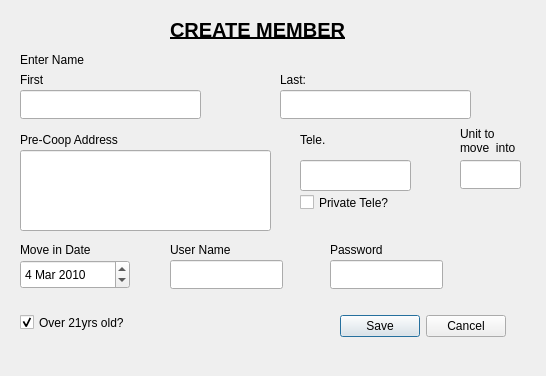
RachelSugar/cooper, file src/view/CreateUser.ui: the form before one commit.
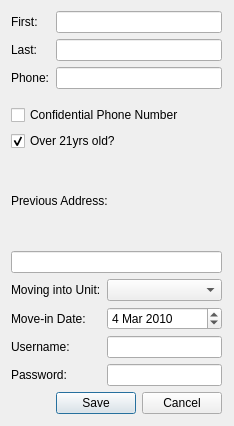
The form after the commit.

Commit message: New Add User Gui with combobox for units.

What changed in the file:
```diff
--- a/src/view/CreateUser.ui
+++ b/src/view/CreateUser.ui
@@ -5,94 +5,67 @@
    <rect>
     <x>0</x>
     <y>0</y>
-    <width>546</width>
-    <height>376</height>
+    <width>234</width>
+    <height>426</height>
    </rect>
   </property>
+  <property name="sizePolicy" >
+   <sizepolicy vsizetype="Preferred" hsizetype="Preferred" >
+    <horstretch>0</horstretch>
+    <verstretch>0</verstretch>
+   </sizepolicy>
+  </property>
   <property name="windowTitle" >
    <string>Form</string>
   </property>
-  <widget class="QLabel" name="label_2" >
+  <widget class="QWidget" name="layoutWidget" >
    <property name="geometry" >
     <rect>
-     <x>280</x>
-     <y>70</y>
-     <width>61</width>
-     <height>19</height>
+     <x>11</x>
+     <y>11</y>
+     <width>211</width>
+     <height>403</height>
     </rect>
    </property>
-   <property name="text" >
-    <string>Last:</string>
-   </property>
-  </widget>
-  <widget class="QLineEdit" name="userName" >
-   <property name="geometry" >
-    <rect>
-     <x>170</x>
-     <y>260</y>
-     <width>113</width>
-     <height>29</height>
-    </rect>
-   </property>
-  </widget>
-  <widget class="QLabel" name="label_3" >
-   <property name="geometry" >
-    <rect>
-     <x>20</x>
-     <y>50</y>
-     <width>81</width>
-     <height>19</height>
-    </rect>
-   </property>
+   <layout class="QVBoxLayout" name="verticalLayout_2" >
+    <item>
+     <layout class="QFormLayout" name="formLayout" >
+      <property name="fieldGrowthPolicy" >
+       <enum>QFormLayout::AllNonFixedFieldsGrow</enum>
+      </property>
+      <item row="0" column="0" >
+       <widget class="QLabel" name="label" >
    <property name="text" >
-    <string>Enter Name</string>
-   </property>
-  </widget>
-  <widget class="QDialogButtonBox" name="saveCancel" >
-   <property name="geometry" >
-    <rect>
-     <x>340</x>
-     <y>310</y>
-     <width>166</width>
-     <height>32</height>
-    </rect>
-   </property>
-   <property name="standardButtons" >
-    <set>QDialogButtonBox::Cancel|QDialogButtonBox::Save</set>
-   </property>
-  </widget>
+         <string>First:</string>
+        </property>
+       </widget>
+      </item>
+      <item row="0" column="1" >
   <widget class="QLineEdit" name="firstName" >
-   <property name="geometry" >
-    <rect>
-     <x>20</x>
-     <y>90</y>
-     <width>181</width>
-     <height>29</height>
-    </rect>
-   </property>
    <property name="text" >
     <string/>
    </property>
   </widget>
-  <widget class="QLineEdit" name="lastName" >
-   <property name="geometry" >
-    <rect>
-     <x>280</x>
-     <y>90</y>
-     <width>191</width>
-     <height>29</height>
-    </rect>
-   </property>
-  </widget>
+      </item>
+      <item row="1" column="0" >
+       <widget class="QLabel" name="label_2" >
+        <property name="text" >
+         <string>Last:</string>
+        </property>
+       </widget>
+      </item>
+      <item row="1" column="1" >
+       <widget class="QLineEdit" name="lastName" />
+      </item>
+      <item row="2" column="0" >
+       <widget class="QLabel" name="label_6" >
+        <property name="text" >
+         <string>Phone:</string>
+        </property>
+       </widget>
+      </item>
+      <item row="2" column="1" >
   <widget class="QLineEdit" name="telephone" >
-   <property name="geometry" >
-    <rect>
-     <x>300</x>
-     <y>160</y>
-     <width>111</width>
-     <height>31</height>
-    </rect>
-   </property>
    <property name="inputMask" >
     <string>DDDDDDDDDD; </string>
    </property>
@@ -100,61 +73,58 @@
     <number>10</number>
    </property>
   </widget>
-  <widget class="QLineEdit" name="unit" >
-   <property name="geometry" >
-    <rect>
-     <x>460</x>
-     <y>160</y>
-     <width>61</width>
-     <height>29</height>
-    </rect>
-   </property>
-  </widget>
+      </item>
+     </layout>
+    </item>
+    <item>
+     <layout class="QVBoxLayout" name="verticalLayout" >
+      <item>
+       <widget class="QCheckBox" name="privateTele" >
+        <property name="text" >
+         <string>Confidential Phone Number</string>
+        </property>
+       </widget>
+      </item>
+      <item>
+       <widget class="QCheckBox" name="over21" >
+        <property name="text" >
+         <string>Over 21yrs old?</string>
+        </property>
+        <property name="checked" >
+         <bool>true</bool>
+        </property>
+       </widget>
+      </item>
+     </layout>
+    </item>
+    <item>
+     <widget class="QLabel" name="label_4" >
+      <property name="text" >
+       <string>Previous Address:</string>
+      </property>
+     </widget>
+    </item>
+    <item>
+     <widget class="QLineEdit" name="pastAddress" />
+    </item>
+    <item>
+     <layout class="QFormLayout" name="formLayout_2" >
+      <item row="0" column="0" >
+       <widget class="QLabel" name="label_5" >
+        <property name="text" >
+         <string>Moving into Unit:</string>
+        </property>
+       </widget>
+      </item>
+      <item row="1" column="0" >
   <widget class="QLabel" name="label_7" >
-   <property name="geometry" >
-    <rect>
-     <x>20</x>
-     <y>240</y>
-     <width>91</width>
-     <height>19</height>
-    </rect>
-   </property>
    <property name="text" >
-    <string>Move in Date</string>
-   </property>
-  </widget>
-  <widget class="QLabel" name="label_8" >
-   <property name="geometry" >
-    <rect>
-     <x>170</x>
-     <y>240</y>
-     <width>81</width>
-     <height>19</height>
-    </rect>
-   </property>
-   <property name="text" >
-    <string>User Name</string>
-   </property>
-  </widget>
-  <widget class="QLineEdit" name="password" >
-   <property name="geometry" >
-    <rect>
-     <x>330</x>
-     <y>260</y>
-     <width>113</width>
-     <height>29</height>
-    </rect>
-   </property>
-  </widget>
+         <string>Move-in Date:</string>
+        </property>
+       </widget>
+      </item>
+      <item row="1" column="1" >
   <widget class="QDateEdit" name="moveInDate" >
-   <property name="geometry" >
-    <rect>
-     <x>20</x>
-     <y>260</y>
-     <width>110</width>
-     <height>29</height>
-    </rect>
-   </property>
    <property name="buttonSymbols" >
     <enum>QAbstractSpinBox::UpDownArrows</enum>
    </property>
@@ -166,137 +136,47 @@
     </date>
    </property>
   </widget>
+      </item>
+      <item row="2" column="0" >
+       <widget class="QLabel" name="label_8" >
+        <property name="text" >
+         <string>Username:</string>
+        </property>
+       </widget>
+      </item>
+      <item row="3" column="0" >
   <widget class="QLabel" name="label_9" >
-   <property name="geometry" >
-    <rect>
-     <x>330</x>
-     <y>240</y>
-     <width>61</width>
-     <height>19</height>
-    </rect>
-   </property>
    <property name="text" >
-    <string>Password</string>
-   </property>
-  </widget>
-  <widget class="QCheckBox" name="privateTele" >
-   <property name="geometry" >
-    <rect>
-     <x>300</x>
-     <y>190</y>
-     <width>121</width>
-     <height>25</height>
-    </rect>
-   </property>
-   <property name="text" >
-    <string>Private Tele?</string>
-   </property>
-  </widget>
-  <widget class="QLabel" name="label_5" >
-   <property name="geometry" >
-    <rect>
-     <x>460</x>
-     <y>120</y>
-     <width>71</width>
-     <height>41</height>
-    </rect>
-   </property>
-   <property name="text" >
-    <string>Unit to 
-move  into</string>
-   </property>
-  </widget>
-  <widget class="QLabel" name="label_10" >
-   <property name="geometry" >
-    <rect>
-     <x>170</x>
-     <y>20</y>
-     <width>191</width>
-     <height>19</height>
-    </rect>
-   </property>
-   <property name="minimumSize" >
-    <size>
-     <width>191</width>
-     <height>0</height>
-    </size>
-   </property>
-   <property name="font" >
-    <font>
-     <pointsize>15</pointsize>
-     <weight>75</weight>
-     <bold>true</bold>
-     <underline>true</underline>
-    </font>
-   </property>
-   <property name="text" >
-    <string>CREATE MEMBER</string>
-   </property>
-  </widget>
-  <widget class="QLabel" name="label" >
-   <property name="geometry" >
-    <rect>
-     <x>20</x>
-     <y>70</y>
-     <width>61</width>
-     <height>19</height>
-    </rect>
-   </property>
-   <property name="text" >
-    <string>First</string>
-   </property>
-  </widget>
-  <widget class="QLabel" name="label_4" >
-   <property name="geometry" >
-    <rect>
-     <x>20</x>
-     <y>130</y>
-     <width>121</width>
-     <height>19</height>
-    </rect>
-   </property>
-   <property name="text" >
-    <string>Pre-Coop Address</string>
-   </property>
-  </widget>
-  <widget class="QLabel" name="label_6" >
-   <property name="geometry" >
-    <rect>
-     <x>300</x>
-     <y>130</y>
-     <width>61</width>
-     <height>19</height>
-    </rect>
-   </property>
-   <property name="text" >
-    <string>Tele. </string>
-   </property>
-  </widget>
-  <widget class="QLineEdit" name="pastAddress" >
-   <property name="geometry" >
-    <rect>
-     <x>20</x>
-     <y>150</y>
-     <width>251</width>
-     <height>81</height>
-    </rect>
-   </property>
-  </widget>
-  <widget class="QCheckBox" name="over21" >
-   <property name="geometry" >
-    <rect>
-     <x>20</x>
-     <y>310</y>
-     <width>131</width>
-     <height>25</height>
-    </rect>
-   </property>
-   <property name="text" >
-    <string>Over 21yrs old?</string>
-   </property>
-   <property name="checked" >
-    <bool>true</bool>
-   </property>
+         <string>Password:</string>
+        </property>
+       </widget>
+      </item>
+      <item row="3" column="1" >
+       <widget class="QLineEdit" name="password" />
+      </item>
+      <item row="2" column="1" >
+       <widget class="QLineEdit" name="userName" />
+      </item>
+      <item row="0" column="1" >
+       <widget class="QComboBox" name="unitNumberBox" >
+        <property name="currentIndex" >
+         <number>-1</number>
+        </property>
+        <property name="maxVisibleItems" >
+         <number>20</number>
+        </property>
+       </widget>
+      </item>
+     </layout>
+    </item>
+    <item>
+     <widget class="QDialogButtonBox" name="saveCancel" >
+      <property name="standardButtons" >
+       <set>QDialogButtonBox::Cancel|QDialogButtonBox::Save</set>
+      </property>
+     </widget>
+    </item>
+   </layout>
   </widget>
  </widget>
  <resources/>
```
Left out of the diff: 2 changed lines with no effect on the pictures. Lines whose indentation alone changed are shown as unchanged. The commit also changes 1 other file.
